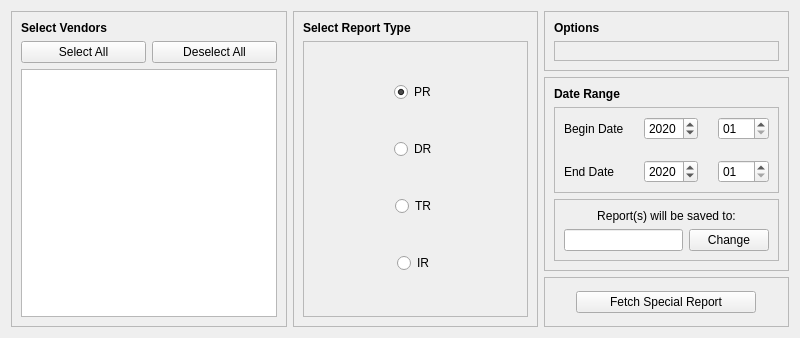
First picture: the form in ui/FetchSpecialReportsTab.ui, repository CS-4820-Library-Project/COUNTER-5-Report-Tool-2020-5.0, before the edit.
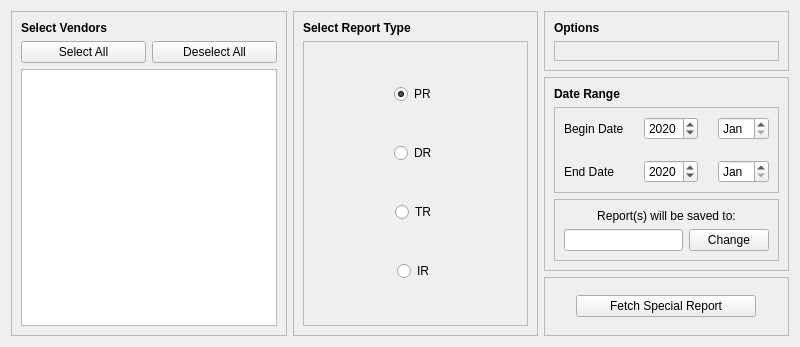
Second picture: the form after the edit. Icons and pictures are not drawn.

```diff
--- a/ui/FetchSpecialReportsTab.ui
+++ b/ui/FetchSpecialReportsTab.ui
@@ -7,7 +7,7 @@
     <x>0</x>
     <y>0</y>
     <width>800</width>
-    <height>338</height>
+    <height>347</height>
    </rect>
   </property>
   <property name="minimumSize">
@@ -313,7 +313,7 @@
             <item row="1" column="2">
              <widget class="QDateEdit" name="end_date_edit_special_month">
               <property name="displayFormat">
-               <string>MM</string>
+               <string>MMM</string>
               </property>
              </widget>
             </item>
@@ -351,7 +351,7 @@
             <item row="0" column="2">
              <widget class="QDateEdit" name="begin_date_edit_special_month">
               <property name="displayFormat">
-               <string>MM</string>
+               <string>MMM</string>
               </property>
              </widget>
             </item>
```
